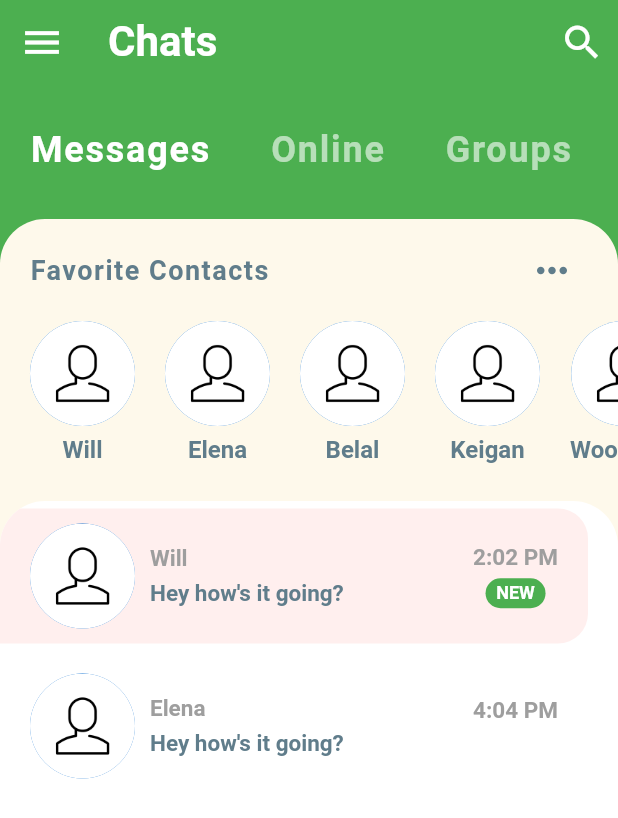
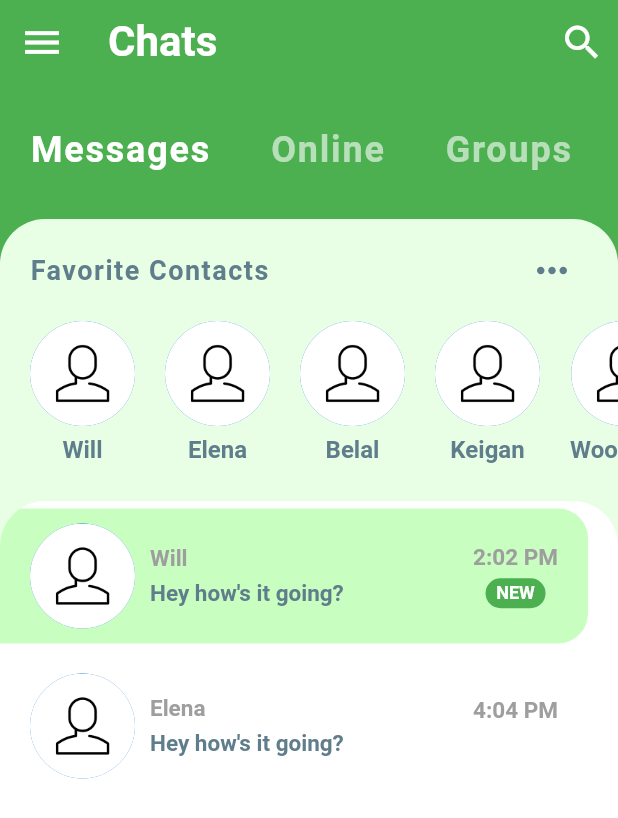
Before and after one commit to arcanebelal/Nodical, a Flutter app: the screen it shows after launch, after a tap on "Nodical Chat", on a phone screen of 412 x 824 dp. Shown: the top 818 px of the screen. Run offline on Flutter 3.47's test engine with Material 2 defaults, Android fonts, the phone set to English and light mode, and no system bars; missing offline and left inert: flutter_rounded_date_picker.

Commit message:
changed some colors they kinda looked bad

```diff
--- a/lib/main.dart
+++ b/lib/main.dart
@@ -30,7 +30,7 @@ class _MyAppState extends State<MyApp> {
         // Define the default brightness and colors.
         brightness: Brightness.light,
         primaryColor: Colors.green,
-        accentColor: Color(0xFFFEF9EB),
+        accentColor: Color(0xFFE8FFE6),
       ),
     );
   }
--- a/lib/widgets/favorite_contacts.dart
+++ b/lib/widgets/favorite_contacts.dart
@@ -1,5 +1,5 @@
 import 'package:flutter/material.dart';
-import 'package:nodical/chat_screen.dart';
+import 'package:nodical/screens/chat_screen.dart';
 
 import '../message.dart';
 
--- a/lib/widgets/recent_chats.dart
+++ b/lib/widgets/recent_chats.dart
@@ -1,5 +1,5 @@
 import 'package:flutter/material.dart';
-import 'package:nodical/chat_screen.dart';
+import 'package:nodical/screens/chat_screen.dart';
 import '../message.dart';
 
 class RecentChats extends StatelessWidget {
@@ -36,7 +36,7 @@ class RecentChats extends StatelessWidget {
                   padding:
                       EdgeInsets.symmetric(horizontal: 20.0, vertical: 10.0),
                   decoration: BoxDecoration(
-                      color: chat.unread ? Color(0xFFFFEFEE) : Colors.white,
+                      color: chat.unread ? Color(0xFFC8FFC0) : Colors.white,
                       borderRadius: BorderRadius.only(
                           topRight: Radius.circular(20.0),
                           bottomRight: Radius.circular(20.0))),
```
